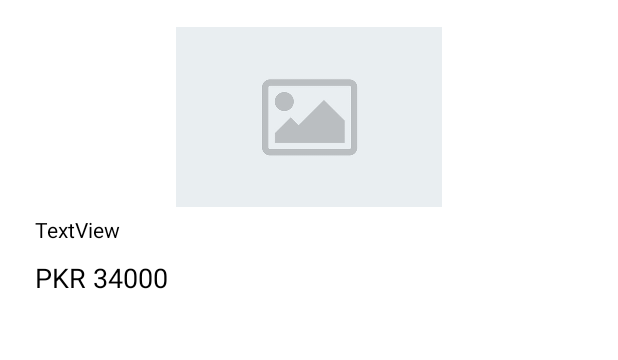
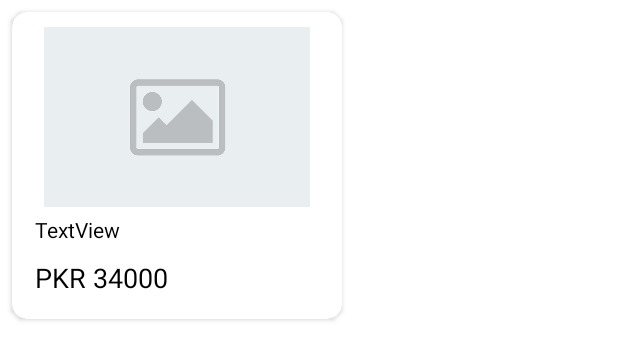
Before and after one commit to VuongwNguyen/vcsbExpress, an Android app: the layout item_product.xml on its own in the app's theme, with its tools: preview values and no code run, on a phone screen of 412 x 824 dp. Shown: the top 360 px of the screen. Run offline under Robolectric (Android 15) with nearby library versions, the phone set to English and light mode, and no system bars; network calls fail; Roboto replaces fonts that are not available here.

Commit message:
change layout homefragment

```diff
--- a/app/src/main/java/com/example/aexpress/fragments/FragmentCategory.java
+++ b/app/src/main/java/com/example/aexpress/fragments/FragmentCategory.java
@@ -85,7 +85,6 @@
             @Override
             public void onResponse(String response) {
                 try {
-                    Log.e("err", response);
                     JSONObject mainObj = new JSONObject(response);
                     if(mainObj.getString("status").equals("success")) {
                         JSONArray categoriesArray = mainObj.getJSONArray("categories");
--- a/app/src/main/res/layout/fragment_home.xml
+++ b/app/src/main/res/layout/fragment_home.xml
@@ -39,7 +39,7 @@
             </androidx.cardview.widget.CardView>
 
             <androidx.recyclerview.widget.RecyclerView
-                android:id="@+id/productList"
+                android:id="@+id/rvProductCate"
                 android:layout_width="match_parent"
                 android:layout_height="wrap_content"
                 android:layout_marginTop="16dp" />
--- a/app/src/main/res/layout/item_product.xml
+++ b/app/src/main/res/layout/item_product.xml
@@ -2,11 +2,11 @@
 <androidx.constraintlayout.widget.ConstraintLayout xmlns:android="http://schemas.android.com/apk/res/android"
     xmlns:app="http://schemas.android.com/apk/res-auto"
     xmlns:tools="http://schemas.android.com/tools"
-    android:layout_width="match_parent"
+    android:layout_width="wrap_content"
     android:layout_height="wrap_content">
 
     <androidx.cardview.widget.CardView
-        android:layout_width="match_parent"
+        android:layout_width="wrap_content"
         android:layout_height="wrap_content"
         android:layout_marginStart="8dp"
         android:layout_marginTop="8dp"
@@ -20,18 +20,18 @@
 
         <RelativeLayout
             android:padding="10sp"
-            android:layout_width="match_parent"
-            android:layout_height="match_parent"
+            android:layout_width="wrap_content"
+            android:layout_height="wrap_content"
             android:orientation="vertical">
 
             <ImageView
                 android:id="@+id/image"
-                android:layout_width="match_parent"
+                android:layout_width="200dp"
                 android:layout_height="120dp"
                 android:scaleType="fitCenter"
                 app:srcCompat="@drawable/placeholder" />
             <ImageView
-                android:layout_alignParentEnd="true"
+                android:layout_alignRight="@id/image"
                 android:layout_width="50sp"
                 android:id="@+id/ivDiscount"
                 android:layout_height="20sp"
@@ -41,7 +41,7 @@
             <TextView
                 android:layout_below="@id/image"
                 android:id="@+id/label"
-                android:layout_width="match_parent"
+                android:layout_width="wrap_content"
                 android:layout_height="wrap_content"
                 android:layout_marginLeft="5dp"
                 android:layout_marginTop="5dp"
@@ -54,7 +54,7 @@
             <TextView
                 android:layout_below="@id/label"
                 android:id="@+id/price"
-                android:layout_width="match_parent"
+                android:layout_width="wrap_content"
                 android:layout_height="wrap_content"
                 android:layout_marginLeft="5dp"
                 android:layout_marginTop="10dp"
```
Also changed, not shown: app/src/main/java/com/example/aexpress/fragments/FragmentHome.java (+111 -28 lines).
